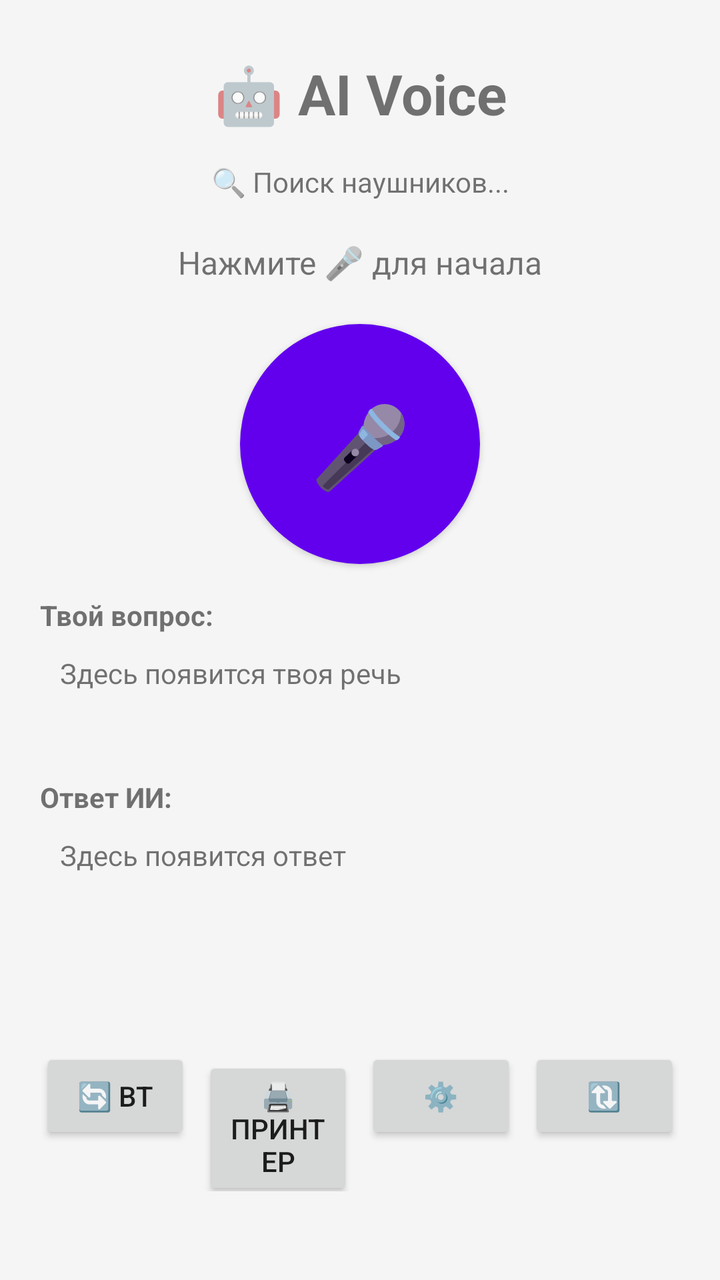
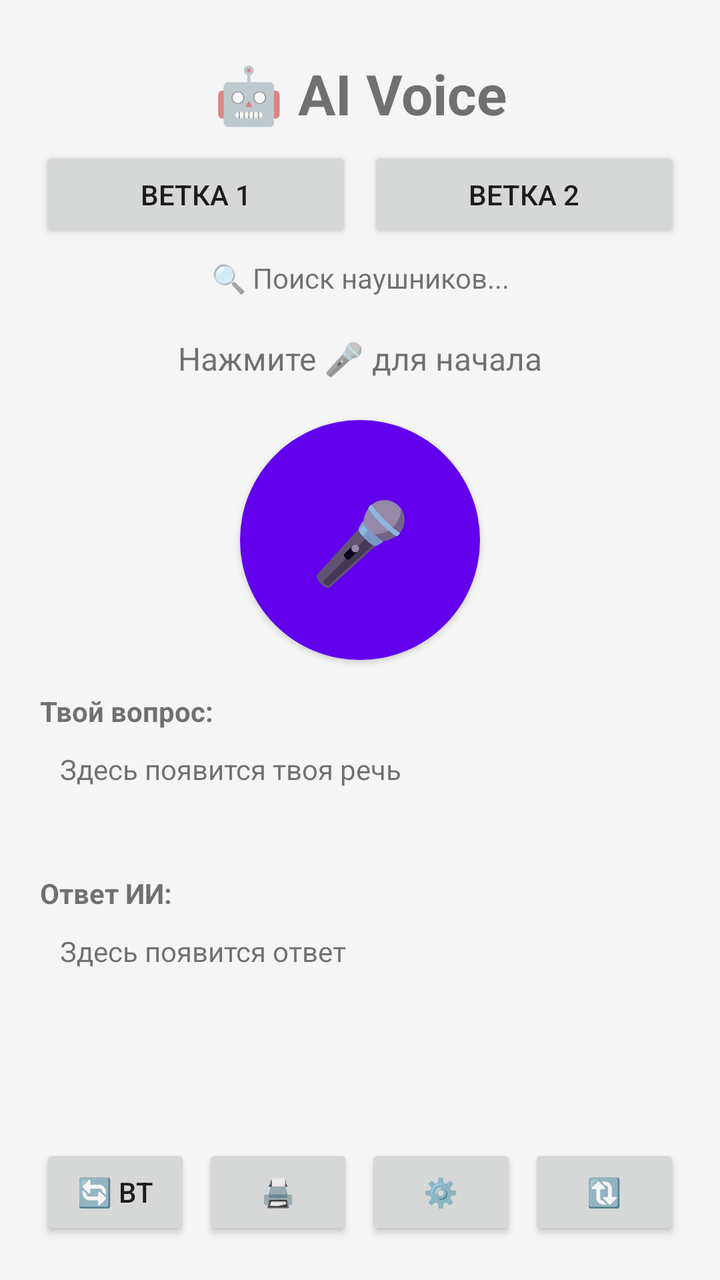

Two renders of the same Android screen: before a commit and after it. Below are the layout's source before the change and the commit's diff.
<!-- AndroidManifest.xml: application theme AppTheme -->
<!-- res/layout/activity_main.xml -->
<?xml version="1.0" encoding="utf-8"?>
<ScrollView xmlns:android="http://schemas.android.com/apk/res/android"
    android:layout_width="match_parent"
    android:layout_height="match_parent"
    android:fillViewport="true"
    android:background="@color/bg">

    <LinearLayout
        android:layout_width="match_parent"
        android:layout_height="wrap_content"
        android:orientation="vertical"
        android:padding="20dp">

        <TextView
            android:layout_width="match_parent"
            android:layout_height="wrap_content"
            android:text="🤖 AI Voice"
            android:textSize="28sp"
            android:textStyle="bold"
            android:gravity="center"
            android:paddingTop="8dp"
            android:paddingBottom="16dp"/>

        <TextView
            android:id="@+id/tvBluetooth"
            android:layout_width="match_parent"
            android:layout_height="wrap_content"
            android:text="🔍 Поиск наушников..."
            android:textSize="14sp"
            android:gravity="center"
            android:paddingBottom="8dp"/>

        <TextView
            android:id="@+id/tvStatus"
            android:layout_width="match_parent"
            android:layout_height="wrap_content"
            android:text="Нажмите 🎤 для начала"
            android:textSize="16sp"
            android:gravity="center"
            android:padding="12dp"/>

        <Button
            android:id="@+id/btnMic"
            android:layout_width="120dp"
            android:layout_height="120dp"
            android:layout_gravity="center"
            android:text="🎤"
            android:textSize="40sp"
            android:background="@drawable/mic_button_bg"
            android:layout_marginTop="8dp"
            android:layout_marginBottom="16dp"/>

        <TextView
            android:layout_width="match_parent"
            android:layout_height="wrap_content"
            android:text="Твой вопрос:"
            android:textStyle="bold"
            android:textSize="14sp"/>

        <TextView
            android:id="@+id/tvTranscript"
            android:layout_width="match_parent"
            android:layout_height="wrap_content"
            android:text="Здесь появится твоя речь"
            android:textIsSelectable="true"
            android:padding="10dp"
            android:minHeight="60dp"/>

        <TextView
            android:layout_width="match_parent"
            android:layout_height="wrap_content"
            android:text="Ответ ИИ:"
            android:textStyle="bold"
            android:textSize="14sp"
            android:paddingTop="12dp"/>

        <TextView
            android:id="@+id/tvResponse"
            android:layout_width="match_parent"
            android:layout_height="wrap_content"
            android:text="Здесь появится ответ"
            android:textIsSelectable="true"
            android:padding="10dp"
            android:minHeight="100dp"/>

        <LinearLayout
            android:layout_width="match_parent"
            android:layout_height="wrap_content"
            android:orientation="horizontal"
            android:paddingTop="16dp">

            <Button
                android:id="@+id/btnBt"
                android:layout_width="0dp"
                android:layout_height="wrap_content"
                android:layout_weight="1"
                android:text="🔄 BT"
                android:layout_marginEnd="6dp"/>

            <Button
                android:id="@+id/btnPrinter"
                android:layout_width="0dp"
                android:layout_height="wrap_content"
                android:layout_weight="1"
                android:text="🖨 Принтер"
                android:layout_marginEnd="6dp"/>

            <Button
                android:id="@+id/btnSettings"
                android:layout_width="0dp"
                android:layout_height="wrap_content"
                android:layout_weight="1"
                android:text="⚙️"
                android:layout_marginEnd="6dp"/>

            <Button
                android:id="@+id/btnUpdate"
                android:layout_width="0dp"
                android:layout_height="wrap_content"
                android:layout_weight="1"
                android:text="🔃"/>

        </LinearLayout>

    </LinearLayout>
</ScrollView>
<!-- resources referenced by this layout -->
<resources>
  <color name="bg">#FFF5F5F5</color>
  <!-- drawable mic_button_bg (drawable) -->
  <?xml version="1.0" encoding="utf-8"?>
  <selector xmlns:android="http://schemas.android.com/apk/res/android">
      <item android:state_pressed="true">
          <shape android:shape="oval">
              <solid android:color="#FF3700B3"/>
              <size android:width="80dp" android:height="80dp"/>
          </shape>
      </item>
      <item>
          <shape android:shape="oval">
              <solid android:color="#FF6200EE"/>
              <size android:width="80dp" android:height="80dp"/>
          </shape>
      </item>
  </selector>
  <style name="AppTheme" parent="Theme.AppCompat.Light.DarkActionBar">
          <item name="colorPrimary">@color/purple_500</item>
          <item name="colorPrimaryDark">@color/purple_700</item>
          <item name="colorAccent">@color/teal_200</item>
      </style>
  <color name="purple_500">#FF6200EE</color>
  <color name="purple_700">#FF3700B3</color>
  <color name="teal_200">#FF03DAC5</color>
</resources>

<!-- the commit's change to res/layout/activity_main.xml (unified diff, before → after) -->
@@ -19,7 +19,31 @@
             android:textStyle="bold"
             android:gravity="center"
             android:paddingTop="8dp"
-            android:paddingBottom="16dp"/>
+            android:paddingBottom="8dp"/>
+
+        
+        <LinearLayout
+            android:layout_width="match_parent"
+            android:layout_height="wrap_content"
+            android:orientation="horizontal"
+            android:paddingBottom="8dp">
+
+            <Button
+                android:id="@+id/btnBranch1"
+                android:layout_width="0dp"
+                android:layout_height="wrap_content"
+                android:layout_weight="1"
+                android:text="Ветка 1"
+                android:layout_marginEnd="8dp"/>
+
+            <Button
+                android:id="@+id/btnBranch2"
+                android:layout_width="0dp"
+                android:layout_height="wrap_content"
+                android:layout_weight="1"
+                android:text="Ветка 2"/>
+
+        </LinearLayout>
 
         <TextView
             android:id="@+id/tvBluetooth"
@@ -83,6 +107,7 @@
             android:padding="10dp"
             android:minHeight="100dp"/>
 
+        
         <LinearLayout
             android:layout_width="match_parent"
             android:layout_height="wrap_content"
@@ -102,7 +127,7 @@
                 android:layout_width="0dp"
                 android:layout_height="wrap_content"
                 android:layout_weight="1"
-                android:text="🖨 Принтер"
+                android:text="🖨"
                 android:layout_marginEnd="6dp"/>
 
             <Button
